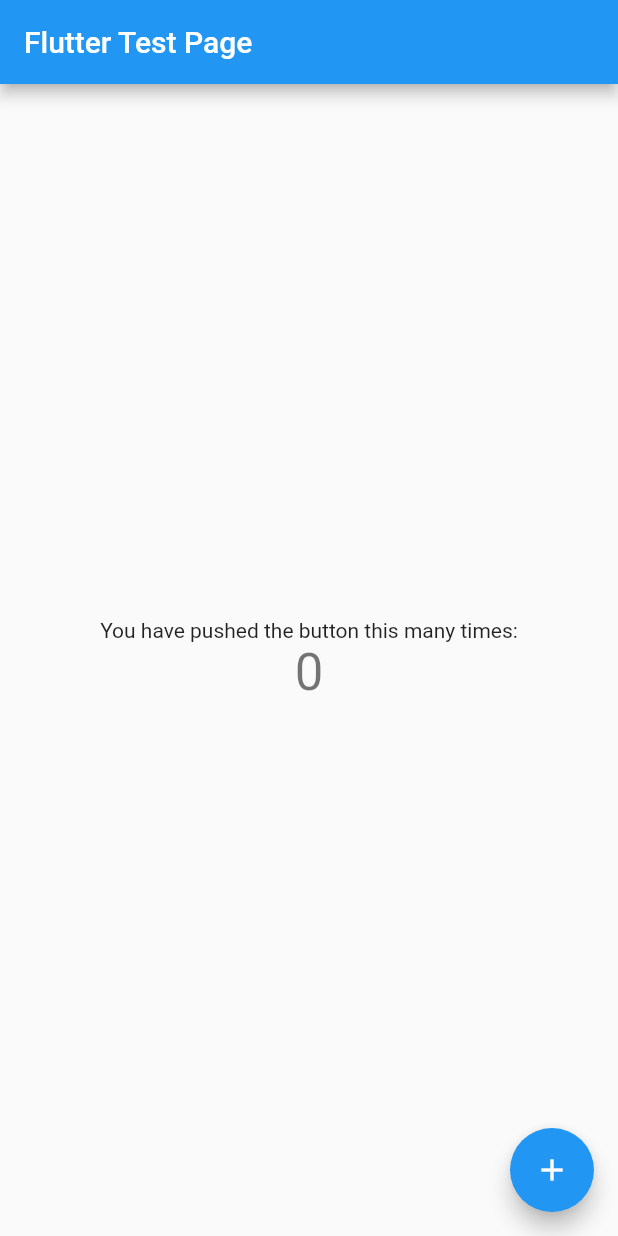
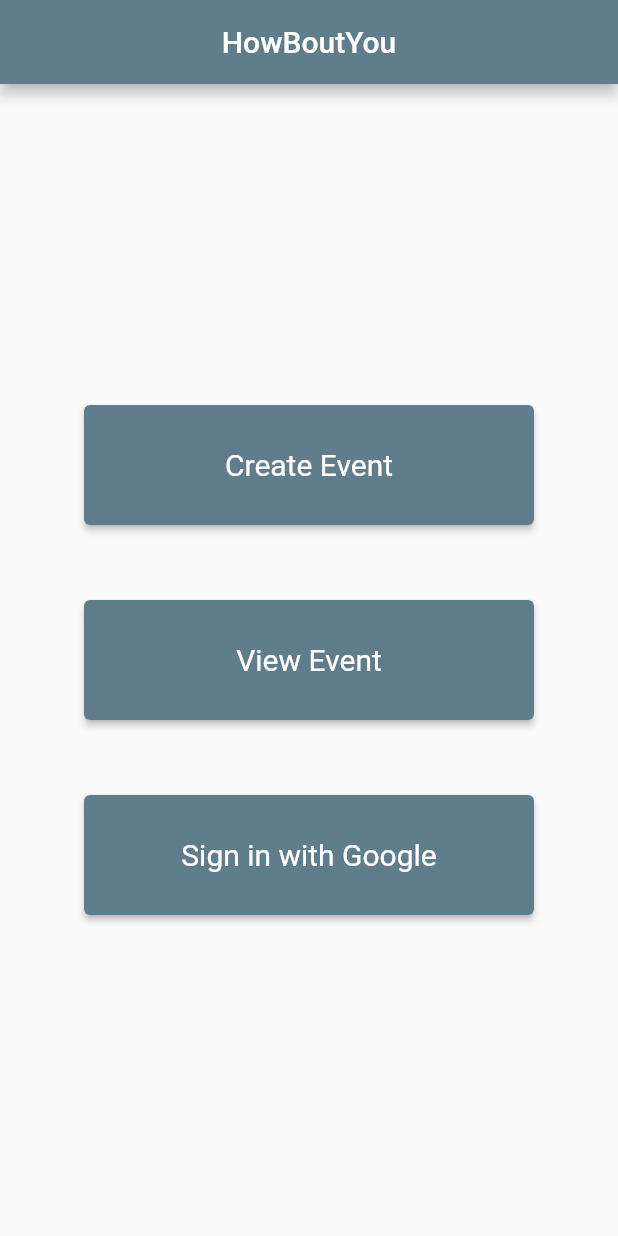
Before and after one commit to kawaiiPlat/HowBoutYou, a Flutter app: the screen it shows after launch, on a phone screen of 412 x 824 dp. Run offline on Flutter 3.47's test engine with Material 2 defaults, Android fonts, the light colour scheme and no system bars.

Commit message:
added menu buttons

```diff
--- a/howboutyou/lib/main.dart
+++ b/howboutyou/lib/main.dart
@@ -20,9 +20,9 @@
         // or simply save your changes to "hot reload" in a Flutter IDE).
         // Notice that the counter didn't reset back to zero; the application
         // is not restarted.
-        primarySwatch: Colors.blue,
+        primarySwatch: Colors.blueGrey,
       ),
-      home: MyHomePage(title: 'Flutter Test Page'),
+      home: MyHomePage(title: 'HowBoutYou'),
     );
   }
 }
@@ -71,6 +71,7 @@
       appBar: AppBar(
         // Here we take the value from the MyHomePage object that was created by
         // the App.build method, and use it to set our appbar title.
+        centerTitle: true,
         title: Text(widget.title),
       ),
       body: Center(
@@ -93,21 +94,44 @@
           // horizontal).
           mainAxisAlignment: MainAxisAlignment.center,
           children: <Widget>[
-            Text(
-              'You have pushed the button this many times:',
+            new SizedBox(
+              width: 300.0,
+              height: 80.0,
+              child: ElevatedButton(
+                style: ElevatedButton.styleFrom(
+                textStyle: const TextStyle(fontSize: 20),
+              ),
+                onPressed: () {},
+                child: const Text('Create Event'),
+              ),
             ),
-            Text(
-              '$_counter',
-              style: Theme.of(context).textTheme.headline4,
+            new SizedBox(height: 50.0),
+            new SizedBox(
+              width: 300.0,
+              height: 80.0,
+              child: ElevatedButton(
+                style: ElevatedButton.styleFrom(
+                textStyle: const TextStyle(fontSize: 20),
+              ),
+                onPressed: () {},
+                child: const Text('View Event'),
+              ),
+            ),
+            new SizedBox(height: 50.0),
+            new SizedBox(
+              width: 300.0,
+              height: 80.0,
+              child: ElevatedButton(
+                style: ElevatedButton.styleFrom(
+                textStyle: const TextStyle(fontSize: 20),
+              ),
+                onPressed: () {},
+                child: const Text('Sign in with Google'),
+              ),
             ),
           ],
         ),
       ),
-      floatingActionButton: FloatingActionButton(
-        onPressed: _incrementCounter,
-        tooltip: 'Increment',
-        child: Icon(Icons.add),
-      ), // This trailing comma makes auto-formatting nicer for build methods.
     );
   }
 }
```
